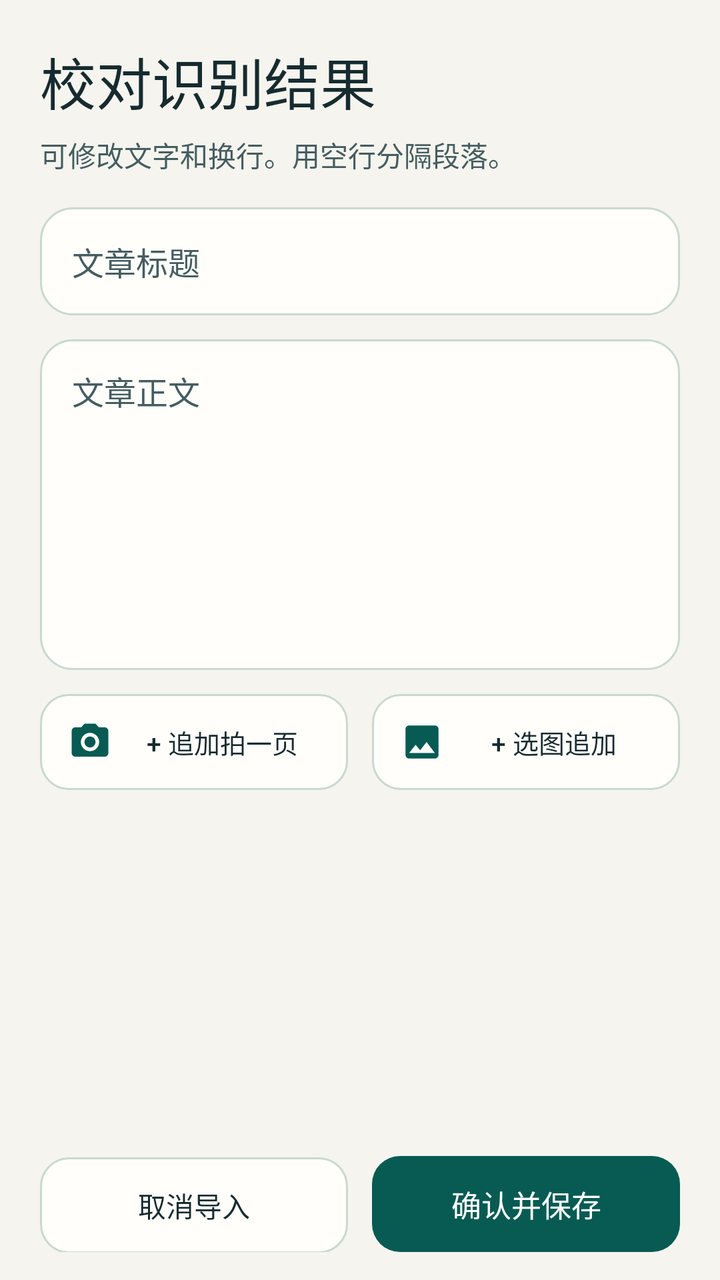
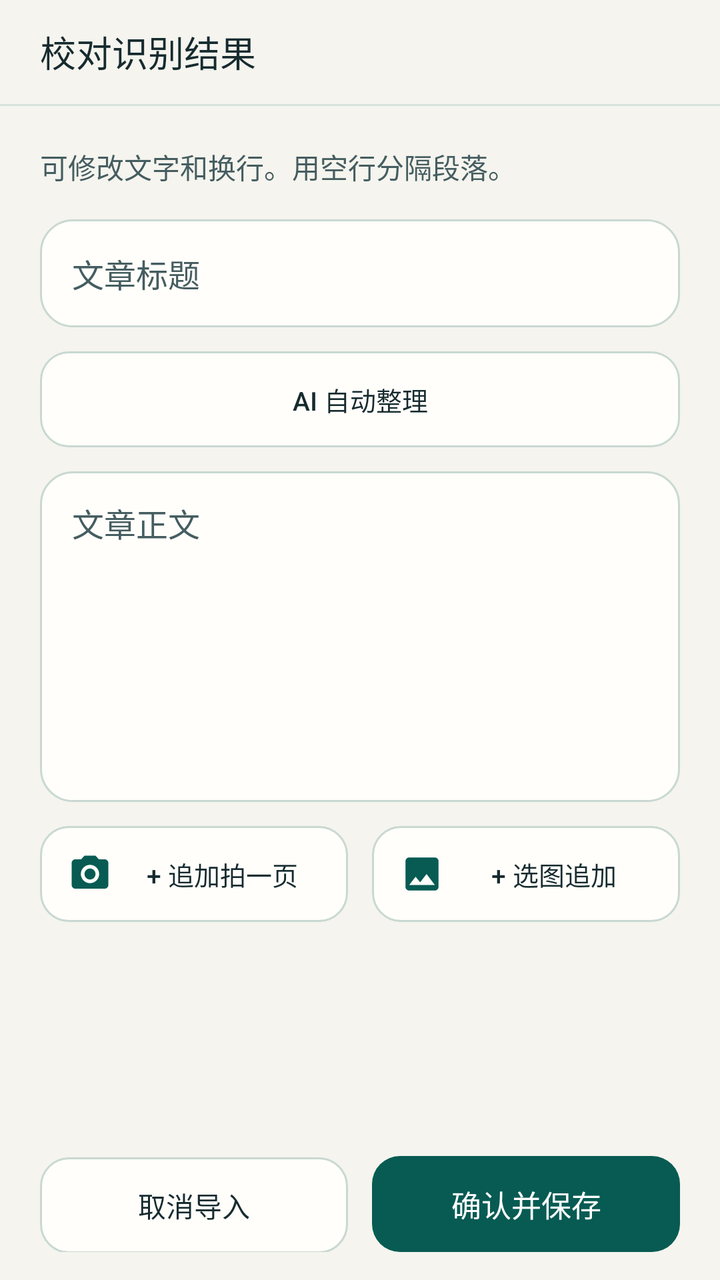

Screens rendered from an Android XML layout before and after an edit, with the pre-edit source and the edit as a unified diff.
<!-- AndroidManifest.xml: application theme Theme.CetStudy -->
<!-- res/layout/screen_import_review.xml -->
<LinearLayout xmlns:android="http://schemas.android.com/apk/res/android"
    android:layout_width="match_parent"
    android:layout_height="match_parent"
    android:orientation="vertical">

    <ScrollView
        android:id="@+id/import_review_scroll"
        android:layout_width="match_parent"
        android:layout_height="0dp"
        android:layout_weight="1"
        android:fillViewport="true">

        <LinearLayout
            android:layout_width="match_parent"
            android:layout_height="wrap_content"
            android:focusableInTouchMode="true"
            android:orientation="vertical"
            android:paddingStart="20dp"
            android:paddingTop="20dp"
            android:paddingEnd="20dp"
            android:paddingBottom="16dp">

            <TextView
                style="@style/StudyHeading"
                android:layout_width="match_parent"
                android:layout_height="wrap_content"
                android:text="@string/import_review" />

            <TextView
                android:id="@+id/import_review_hint"
                style="@style/StudyCaption"
                android:layout_width="match_parent"
                android:layout_height="wrap_content"
                android:layout_marginTop="6dp"
                android:text="@string/review_hint" />

            <EditText
                android:id="@+id/import_title"
                style="@style/StudyField"
                android:layout_width="match_parent"
                android:layout_height="wrap_content"
                android:layout_marginTop="16dp"
                android:hint="@string/import_title"
                android:imeOptions="actionNext"
                android:importantForAutofill="no"
                android:inputType="textCapSentences"
                android:maxLength="120"
                android:singleLine="true" />

            
            <LinearLayout
                android:id="@+id/import_review_image_container"
                android:layout_width="match_parent"
                android:layout_height="wrap_content"
                android:layout_marginTop="12dp"
                android:background="@drawable/card"
                android:orientation="vertical"
                android:padding="12dp"
                android:visibility="gone">

                <LinearLayout
                    android:layout_width="match_parent"
                    android:layout_height="wrap_content"
                    android:gravity="center_vertical"
                    android:orientation="horizontal">

                    <TextView
                        style="@style/StudyBadge"
                        android:layout_width="wrap_content"
                        android:layout_height="wrap_content"
                        android:text="@string/import_review_image_label" />

                    <Space
                        android:layout_width="0dp"
                        android:layout_height="1dp"
                        android:layout_weight="1" />

                    <Button
                        android:id="@+id/import_review_toggle_image"
                        style="@style/StudyTextButton"
                        android:layout_width="wrap_content"
                        android:layout_height="wrap_content"
                        android:minHeight="36dp"
                        android:paddingStart="8dp"
                        android:paddingEnd="4dp"
                        android:text="@string/import_review_toggle_image" />
                </LinearLayout>

                <ImageView
                    android:id="@+id/import_review_image"
                    android:layout_width="match_parent"
                    android:layout_height="wrap_content"
                    android:layout_marginTop="8dp"
                    android:adjustViewBounds="true"
                    android:contentDescription="@string/import_review_image_desc"
                    android:maxHeight="220dp"
                    android:scaleType="fitCenter" />
            </LinearLayout>

            <EditText
                android:id="@+id/import_body"
                style="@style/StudyField"
                android:layout_width="match_parent"
                android:layout_height="wrap_content"
                android:layout_marginTop="12dp"
                android:gravity="top|start"
                android:hint="@string/import_body"
                android:importantForAutofill="no"
                android:inputType="textMultiLine|textCapSentences|textNoSuggestions"
                android:maxLength="50000"
                android:minLines="7"
                android:paddingTop="14dp"
                android:paddingBottom="14dp" />

            
            <LinearLayout
                android:layout_width="match_parent"
                android:layout_height="wrap_content"
                android:layout_marginTop="12dp"
                android:orientation="horizontal">

                <Button
                    android:id="@+id/import_review_append_camera"
                    style="@style/StudySecondaryButton"
                    android:layout_width="0dp"
                    android:layout_height="wrap_content"
                    android:layout_marginEnd="6dp"
                    android:layout_weight="1"
                    android:drawableStart="@drawable/ic_camera"
                    android:drawablePadding="6dp"
                    android:text="@string/import_review_append_camera"
                    android:textSize="13sp" />

                <Button
                    android:id="@+id/import_review_append_gallery"
                    style="@style/StudySecondaryButton"
                    android:layout_width="0dp"
                    android:layout_height="wrap_content"
                    android:layout_marginStart="6dp"
                    android:layout_weight="1"
                    android:drawableStart="@drawable/ic_gallery"
                    android:drawablePadding="6dp"
                    android:text="@string/import_review_append_gallery"
                    android:textSize="13sp" />
            </LinearLayout>
        </LinearLayout>
    </ScrollView>

    <TextView
        android:id="@+id/import_review_status"
        style="@style/StudyCaption"
        android:layout_width="match_parent"
        android:layout_height="wrap_content"
        android:layout_marginStart="20dp"
        android:layout_marginEnd="20dp"
        android:accessibilityLiveRegion="polite"
        android:visibility="gone" />

    <LinearLayout
        android:layout_width="match_parent"
        android:layout_height="wrap_content"
        android:orientation="horizontal"
        android:paddingStart="20dp"
        android:paddingTop="8dp"
        android:paddingEnd="20dp"
        android:paddingBottom="14dp">

        <Button
            android:id="@+id/import_cancel"
            style="@style/StudySecondaryButton"
            android:layout_width="0dp"
            android:layout_height="wrap_content"
            android:layout_marginEnd="6dp"
            android:layout_weight="1"
            android:text="@string/cancel_import" />

        <Button
            android:id="@+id/import_confirm"
            style="@style/StudyPrimaryButton"
            android:layout_width="0dp"
            android:layout_height="wrap_content"
            android:layout_marginStart="6dp"
            android:layout_weight="1"
            android:text="@string/confirm_import" />
    </LinearLayout>
</LinearLayout>
<!-- resources referenced by this layout -->
<resources>
  <!-- drawable card (drawable) -->
  <shape xmlns:android="http://schemas.android.com/apk/res/android">
      <solid android:color="@color/surface" />
      <stroke android:width="1dp" android:color="@color/outline" />
      <corners android:radius="16dp" />
  </shape>
  <!-- drawable ic_gallery (drawable) -->
  <vector xmlns:android="http://schemas.android.com/apk/res/android"
      android:width="22dp"
      android:height="22dp"
      android:viewportWidth="24"
      android:viewportHeight="24">
      <path
          android:fillColor="@color/accent"
          android:pathData="M21,19V5C21,3.9 20.1,3 19,3H5C3.9,3 3,3.9 3,5V19C3,20.1 3.9,21 5,21H19C20.1,21 21,20.1 21,19ZM8.5,13.5L11,16.51L14.5,12L19,18H5L8.5,13.5Z" />
  </vector>
  <string name="cancel_import">取消导入</string>
  <string name="confirm_import">确认并保存</string>
  <string name="import_body">文章正文</string>
  <string name="import_review">校对识别结果</string>
  <string name="import_review_append_camera">+ 追加拍一页</string>
  <string name="import_review_append_gallery">+ 选图追加</string>
  <string name="import_review_image_desc">待校对原图</string>
  <string name="import_review_image_label">原图对照</string>
  <string name="import_review_toggle_image">折叠/展开</string>
  <string name="import_title">文章标题</string>
  <string name="review_hint">可修改文字和换行。用空行分隔段落。</string>
  <style name="StudyCaption">
          <item name="android:textColor">@color/muted</item>
          <item name="android:textSize">14sp</item>
          <item name="android:lineSpacingExtra">3dp</item>
      </style>
  <style name="StudyField" parent="android:style/Widget.Material.Light.EditText">
          <item name="android:background">@drawable/card</item>
          <item name="android:minHeight">54dp</item>
          <item name="android:paddingStart">16dp</item>
          <item name="android:paddingEnd">16dp</item>
          <item name="android:textSize">16sp</item>
          <item name="android:textColor">@color/ink</item>
          <item name="android:textColorHint">@color/muted</item>
      </style>
  <style name="StudyHeading" parent="StudyHeading.Base" />
  <style name="StudyTextButton" parent="android:style/Widget.Material.Light.Button.Borderless">
          <item name="android:textColor">@color/accent</item>
          <item name="android:textAllCaps">false</item>
          <item name="android:fontFamily">sans-serif-medium</item>
          <item name="android:textSize">14sp</item>
          <item name="android:minHeight">48dp</item>
      </style>
  <style name="Theme.CetStudy" parent="Theme.CetStudy.Base" />
  <color name="surface">#FFFEFA</color>
  <color name="outline">#C9D8D2</color>
  <color name="accent">#075B53</color>
  <!-- drawable badge_pill (drawable) -->
  <shape xmlns:android="http://schemas.android.com/apk/res/android">
      <solid android:color="@color/badge_bg" />
      <corners android:radius="20dp" />
  </shape>
  <color name="badge_text">#075B53</color>
  <color name="muted">#455D60</color>
  <color name="ink">#162B2F</color>
  <style name="StudyHeading.Base" parent="">
          <item name="android:textColor">@color/ink</item>
          <item name="android:textSize">28sp</item>
          <item name="android:fontFamily">sans-serif-medium</item>
          <item name="android:lineSpacingExtra">3dp</item>
      </style>
  <color name="badge_bg">#DCEEE7</color>
  <color name="tone">#E3EEE8</color>
  <color name="paper">#F5F4EE</color>
  <color name="ripple">#26075B53</color>
  <!-- unchanged entries left out for length: 7 -->
</resources>

<!-- the commit's change to res/layout/screen_import_review.xml (unified diff, before → after) -->
@@ -2,6 +2,34 @@
     android:layout_width="match_parent"
     android:layout_height="match_parent"
     android:orientation="vertical">
+
+    <LinearLayout
+        android:layout_width="match_parent"
+        android:layout_height="wrap_content"
+        android:background="@color/paper"
+        android:orientation="vertical">
+
+        <LinearLayout
+            android:layout_width="match_parent"
+            android:layout_height="52dp"
+            android:gravity="center_vertical"
+            android:orientation="horizontal"
+            android:paddingStart="20dp"
+            android:paddingEnd="20dp">
+
+            <TextView
+                style="@style/StudyTopBarTitle"
+                android:layout_width="0dp"
+                android:layout_height="wrap_content"
+                android:layout_weight="1"
+                android:text="@string/import_review" />
+        </LinearLayout>
+
+        <View
+            android:layout_width="match_parent"
+            android:layout_height="1dp"
+            android:background="@color/nav_divider" />
+    </LinearLayout>
 
     <ScrollView
         android:id="@+id/import_review_scroll"
@@ -16,7 +44,7 @@
             android:focusableInTouchMode="true"
             android:orientation="vertical"
             android:paddingStart="20dp"
-            android:paddingTop="20dp"
+            android:paddingTop="14dp"
             android:paddingEnd="20dp"
             android:paddingBottom="16dp">
 
@@ -24,7 +52,8 @@
                 style="@style/StudyHeading"
                 android:layout_width="match_parent"
                 android:layout_height="wrap_content"
-                android:text="@string/import_review" />
+                android:text="@string/import_review"
+                android:visibility="gone" />
 
             <TextView
                 android:id="@+id/import_review_hint"
@@ -97,6 +126,34 @@
                     android:scaleType="fitCenter" />
             </LinearLayout>
 
+            
+            <LinearLayout
+                android:layout_width="match_parent"
+                android:layout_height="wrap_content"
+                android:layout_marginTop="12dp"
+                android:orientation="horizontal">
+
+                <Button
+                    android:id="@+id/import_organize"
+                    style="@style/StudySecondaryButton"
+                    android:layout_width="0dp"
+                    android:layout_height="wrap_content"
+                    android:layout_weight="1"
+                    android:text="@string/import_organize"
+                    android:textSize="13sp" />
+
+                <Button
+                    android:id="@+id/import_restore_raw"
+                    style="@style/StudySecondaryButton"
+                    android:layout_width="0dp"
+                    android:layout_height="wrap_content"
+                    android:layout_marginStart="8dp"
+                    android:layout_weight="1"
+                    android:text="@string/import_restore_raw"
+                    android:textSize="13sp"
+                    android:visibility="gone" />
+            </LinearLayout>
+
             <EditText
                 android:id="@+id/import_body"
                 style="@style/StudyField"
<!-- resource entries referenced after the edit -->
@@ -1,5 +1,6 @@
 <!-- resources referenced by this layout -->
 <resources>
+  <color name="nav_divider">#D8E3DE</color>
   <!-- drawable card (drawable) -->
   <shape xmlns:android="http://schemas.android.com/apk/res/android">
       <solid android:color="@color/surface" />
@@ -19,6 +20,8 @@
   <string name="cancel_import">取消导入</string>
   <string name="confirm_import">确认并保存</string>
   <string name="import_body">文章正文</string>
+  <string name="import_organize">AI 自动整理</string>
+  <string name="import_restore_raw">还原原文</string>
   <string name="import_review">校对识别结果</string>
   <string name="import_review_append_camera">+ 追加拍一页</string>
   <string name="import_review_append_gallery">+ 选图追加</string>
@@ -49,6 +52,13 @@
           <item name="android:textSize">14sp</item>
           <item name="android:minHeight">48dp</item>
       </style>
+  <style name="StudyTopBarTitle">
+          <item name="android:textColor">@color/ink</item>
+          <item name="android:textSize">18sp</item>
+          <item name="android:fontFamily">sans-serif-medium</item>
+          <item name="android:maxLines">1</item>
+          <item name="android:ellipsize">end</item>
+      </style>
   <style name="Theme.CetStudy" parent="Theme.CetStudy.Base" />
   <color name="surface">#FFFEFA</color>
   <color name="outline">#C9D8D2</color>
